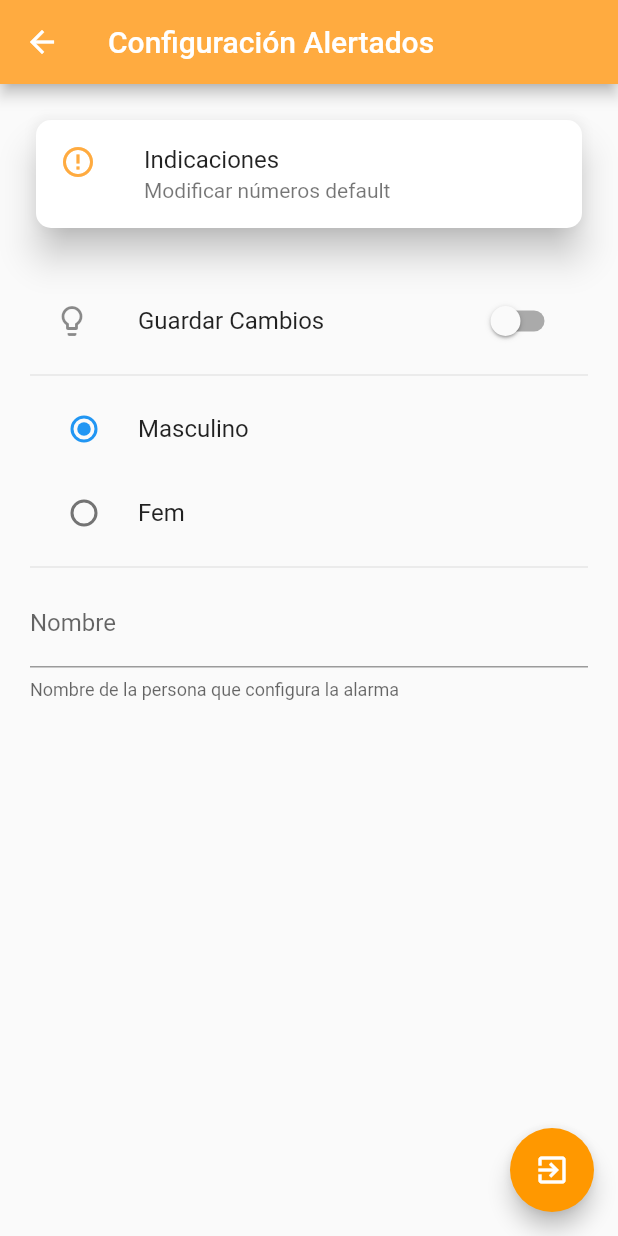
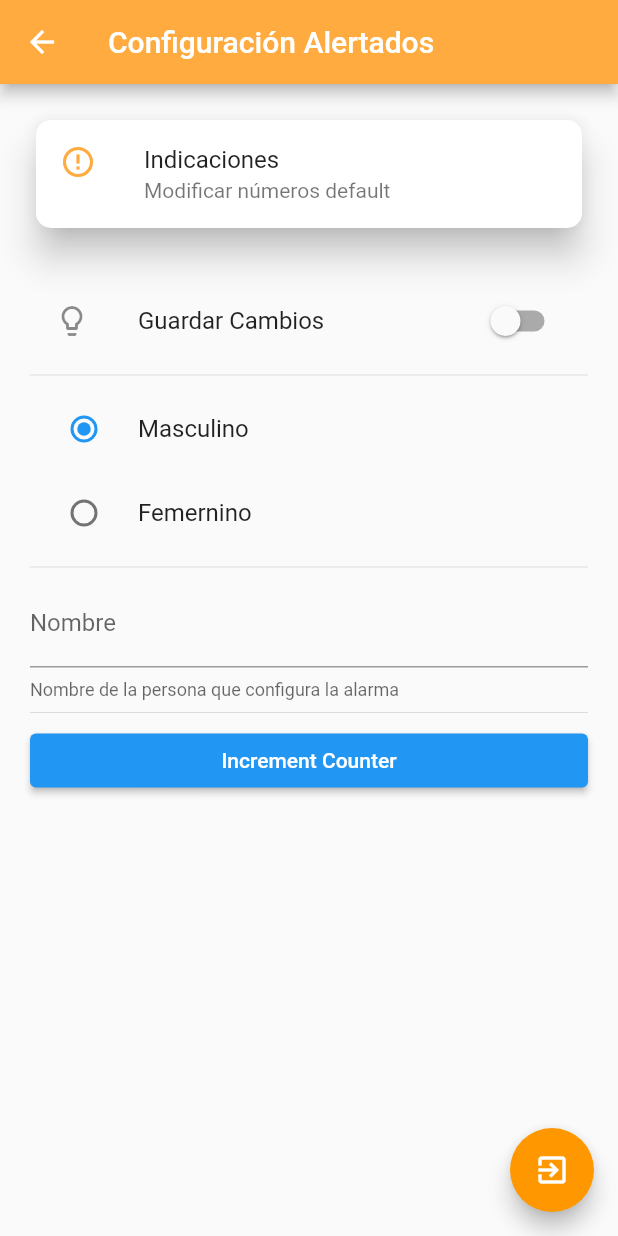
Before and after one commit to jparadae/v-sos, a Flutter app: the ConfigAlertadosPage screen opened by its route, on a phone screen of 412 x 824 dp. Run offline on Flutter 3.47's test engine with Material 2 defaults, Android fonts, the phone set to English and light mode, and no system bars; our stand-ins replace shared_preferences; accounts and stored records are empty.

Commit message:
debo guardar cambios en el cel

```diff
--- a/lib/src/pages/config_alertados.dart
+++ b/lib/src/pages/config_alertados.dart
@@ -1,4 +1,7 @@
 import 'package:flutter/material.dart';
+import 'package:shared_preferences/shared_preferences.dart';
+
+enum SingingCharacter { lafayette, jefferson }
 
 /// This is the stateful widget that the main application instantiates.
 class ConfigAlertadosPage extends StatefulWidget {
@@ -8,7 +11,9 @@ class ConfigAlertadosPage extends StatefulWidget {
 
 /// This is the private State class that goes with MyStatefulWidget.
 class _ConfigAlertadosState extends State<ConfigAlertadosPage> {
+  SingingCharacter? _character = SingingCharacter.lafayette;
   bool _lights = false;
+  String _nombre = 'Juan Perez';
 
   @override
   Widget build(BuildContext context) {
@@ -25,6 +30,8 @@ class _ConfigAlertadosState extends State<ConfigAlertadosPage> {
         _buttonOption(),
         Divider(),
         _datosAdmin(),
+        Divider(),
+        _saveInfoConfig(),
       ]),
       floatingActionButton: FloatingActionButton(
         child: Icon(Icons.exit_to_app),
@@ -50,36 +57,59 @@ class _ConfigAlertadosState extends State<ConfigAlertadosPage> {
     );
   }
 
-  //RadioButtons
+  // Opciones RadioButtons
   Widget _buttonOption() {
     return Column(
       children: <Widget>[
-        RadioListTile(
-          value: 1,
-          groupValue: 1,
-          title: Text('Masculino'),
-          onChanged: (value) {},
+        RadioListTile<SingingCharacter>(
+          value: SingingCharacter.lafayette,
+          groupValue: _character,
+          title: const Text('Masculino'),
+          onChanged: (SingingCharacter? value) {
+            setState(() {
+              _character = value;
+            });
+          },
         ),
-        RadioListTile(
-          value: 1,
-          groupValue: 2,
-          title: Text('Fem'),
-          onChanged: (value) {},
-        )
+        RadioListTile<SingingCharacter>(
+          value: SingingCharacter.jefferson,
+          groupValue: _character,
+          title: const Text('Femernino'),
+          onChanged: (SingingCharacter? value) {
+            setState(() {
+              _character = value;
+            });
+          },
+        ),
       ],
     );
+  }
+
+  //Save InfoCondifAlertados
+  Widget _saveInfoConfig() {
+    return ElevatedButton(
+      onPressed: _incrementCounter,
+      child: Text('Increment Counter'),
+    );
+  }
+
+  //Fx asyncrona de guardado de datos
+  _incrementCounter() async {
+    SharedPreferences prefs = await SharedPreferences.getInstance();
+    int counter = (prefs.getInt('counter') ?? 0) + 1;
+    print('Pressed $counter times.');
+    await prefs.setInt('counter', counter);
   }
 
   //Nombre Persona que guarda alarmas
   Widget _datosAdmin() {
     return Container(
       child: TextField(
-        decoration: InputDecoration(
-          labelText: 'Nombre',
-          helperText: 'Nombre de la persona que configura la alarma',
-        ),
-        onChanged: (value) {},
-      ),
+          decoration: InputDecoration(
+            labelText: 'Nombre',
+            helperText: 'Nombre de la persona que configura la alarma',
+          ),
+          onChanged: (value) => {}),
     );
   }
 
--- a/pubspec.yaml
+++ b/pubspec.yaml
@@ -28,7 +28,7 @@ dependencies:
   # Use with the CupertinoIcons class for iOS style icons.
   cupertino_icons: ^1.0.2
   url_launcher: ^6.0.4
-  shared_preferences: ^0.5.2
+  shared_preferences: ^2.0.6
 
 dev_dependencies:
   flutter_test:
```
Also changed, not shown: pubspec.lock.
